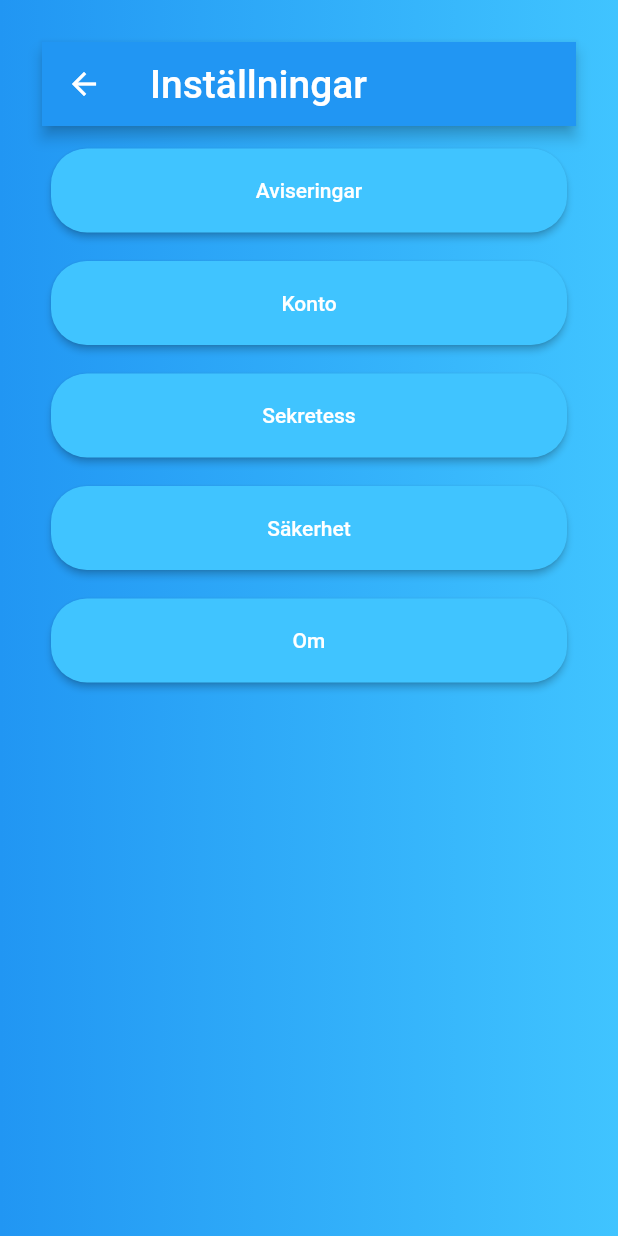
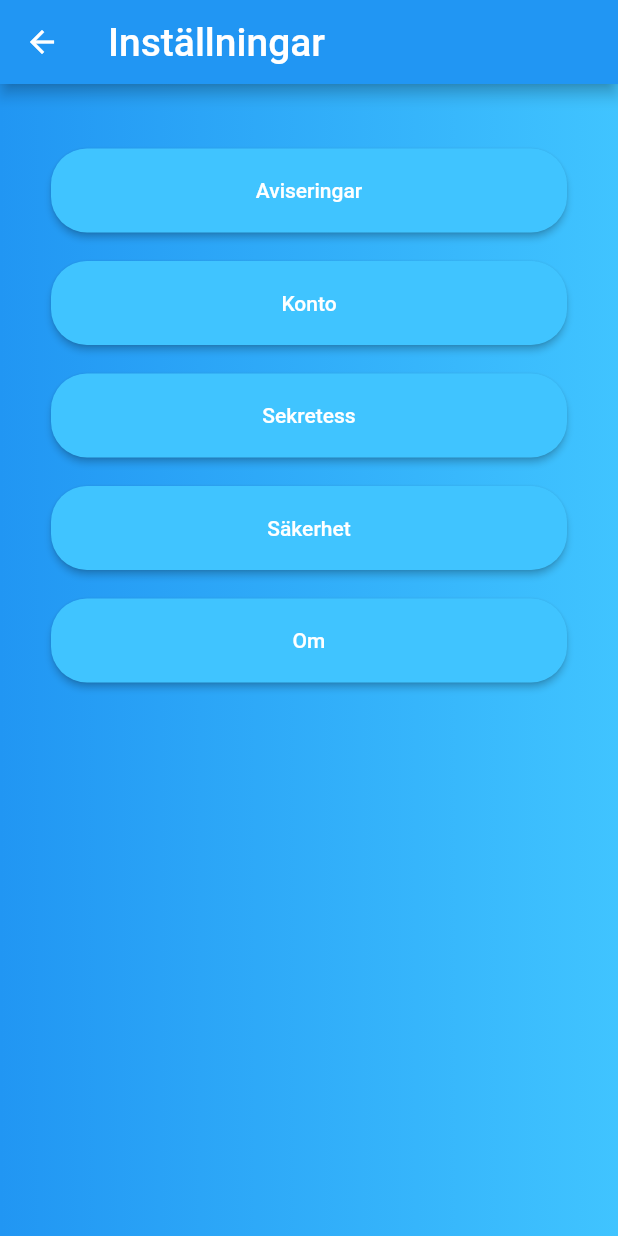
Before and after one commit to knopp10000/PVT_gr74_PROJECT_FRONTEND, a Flutter app: the HomePage screen opened by its route, after a tap on the "settings" icon, on a phone screen of 412 x 824 dp. Run offline on Flutter 3.47's test engine with Material 2 defaults, Android fonts, the phone set to English and light mode, and no system bars; our stand-ins replace carousel_pro, geolocator, google_maps_flutter, permission_handler, shared_preferences; missing offline and left inert: flutter_facebook_login; accounts and stored records are empty; network calls fail.

Commit message:
Minor fixes

```diff
--- a/lib/src/pages/home/home.dart
+++ b/lib/src/pages/home/home.dart
@@ -25,19 +25,19 @@ class _HomePageState extends State<HomePage> {
         items: const <BottomNavigationBarItem>[
           BottomNavigationBarItem(
             icon: Icon(Icons.map),
-            title: Text('Map'),
+            title: Text('KARTA'),
           ),
           BottomNavigationBarItem(
             icon: Icon(Icons.local_play),
-            title: Text('Missions'),
+            title: Text('UPPDRAG'),
           ),
           BottomNavigationBarItem(
             icon: Icon(Icons.person),
-            title: Text('Profile'),
+            title: Text('PROFIL'),
           ),
           BottomNavigationBarItem(
             icon: Icon(Icons.search),
-            title: Text('Search'),
+            title: Text('SÖK'),
           ),
         ],
         currentIndex: _currentTab,
--- a/lib/src/pages/home/profile.dart
+++ b/lib/src/pages/home/profile.dart
@@ -1,26 +1,6 @@
 import 'package:flutter/material.dart';
-import 'package:history_go/src/pages/pages.dart';
-
 
 class ProfilePage extends StatelessWidget {
-
-  Widget _appBar(String title) {
-    return AppBar(
-      backgroundColor: Colors.blue,
-      title: Text(title, style: TextStyle(fontSize: 26.0),),
-      actions: <Widget>[
-        IconButton(
-          icon: Icon(
-            Icons.settings,
-            color: Colors.white,
-          ),
-          onPressed: () {
-            //Navigator.push(context, MaterialPageRoute(builder: (context) => SettingsPage()));
-          },
-        )
-      ],
-    );
-  }
 
   Widget _profileButton(String title) {
     return Container(
@@ -61,6 +41,25 @@ class ProfilePage extends StatelessWidget {
   @override
   Widget build(BuildContext context) {
     return Scaffold(
+      appBar: AppBar(
+        backgroundColor: Colors.blue,
+        centerTitle: true,
+        title: Text(
+          'Profil',
+          style: TextStyle(fontSize: 26.0, letterSpacing: 0.8),
+        ),
+        actions: <Widget>[
+          IconButton(
+            icon: Icon(
+              Icons.settings,
+              color: Colors.white,
+            ),
+            onPressed: () {
+              Navigator.pushNamed(context, '/settings');
+            },
+          )
+        ],
+      ),
       body: Center(
         child: Container(
           width: MediaQuery.of(context).size.width,
@@ -73,7 +72,6 @@ class ProfilePage extends StatelessWidget {
           ),
           child: Column(
             children: <Widget>[
-              _appBar('Profilnamn'),
               _profilePicture(),
               _profileButton('Mina vänner'),
               _profileButton('Mina badges'),
--- a/lib/src/pages/home/settings.dart
+++ b/lib/src/pages/home/settings.dart
@@ -32,6 +32,7 @@ class SettingsPage extends StatelessWidget {
     @override
     Widget build(BuildContext context) {
       return Scaffold(
+        appBar: _appBar('Inställningar'),
         body: Center(
           child: Container(
             width: MediaQuery.of(context).size.width,
@@ -44,7 +45,6 @@ class SettingsPage extends StatelessWidget {
             ),
             child: Column(
               children: <Widget>[
-                _appBar('Inställningar'),
                 _settingsButton('Aviseringar'),
                 _settingsButton('Konto'),
                 _settingsButton('Sekretess'),
--- a/lib/src/pages/login/welcome.dart
+++ b/lib/src/pages/login/welcome.dart
@@ -1,4 +1,5 @@
 import 'package:flutter/material.dart';
+import 'package:history_go/src/widgets/title_logo.dart';
 
 class WelcomePage extends StatefulWidget {
   WelcomePage({Key key, this.title}) : super(key: key);
@@ -110,7 +111,7 @@ class _WelcomePageState extends State<WelcomePage> {
             crossAxisAlignment: CrossAxisAlignment.center,
             mainAxisAlignment: MainAxisAlignment.center,
             children: <Widget>[
-              _title(),
+              TitleLogo(),
               SizedBox(
                 height: 100,
               ),
```
Also changed, not shown: lib/src/pages/home/info.dart (+25 -20 lines), lib/src/pages/login/login.dart (+2 -27 lines), lib/src/widgets/title_logo.dart (added, +34 -0 lines), 3 other files.
